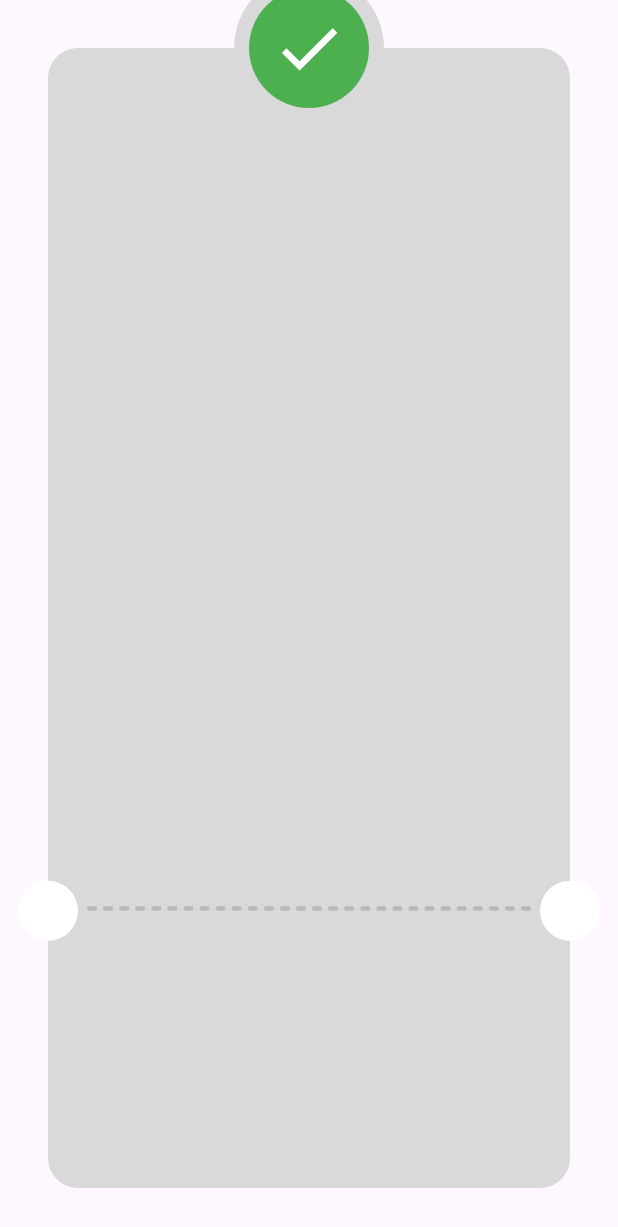
After one commit to Omar-Ashraf-69/easy_pay, a Flutter app: the ThankYouView screen opened directly, on a phone screen of 412 x 824 dp. The commit adds this screen. Shown: the top 1227 px of the screen. Run offline on Flutter 3.47's test engine with Material 3 defaults, Android fonts, the phone set to English and light mode, and no system bars; our stand-ins replace flutter_credit_card, flutter_svg.

Commit message:
built the thank you card body

```diff
--- /dev/null
+++ b/lib/features/presentation/views/thank_you_view.dart
@@ -0,0 +1,13 @@
+import 'package:easy_pay/features/presentation/views/widgets/thank_you_view_body.dart';
+import 'package:flutter/material.dart';
+
+class ThankYouView extends StatelessWidget {
+  const ThankYouView({super.key});
+
+  @override
+  Widget build(BuildContext context) {
+    return const Scaffold(
+      body: ThankYouViewBody(),
+    );
+  }
+}
--- /dev/null
+++ b/lib/features/presentation/views/widgets/custom_check_icon.dart
@@ -0,0 +1,30 @@
+
+import 'package:flutter/material.dart';
+
+class CustomCheckIcon extends StatelessWidget {
+  const CustomCheckIcon({
+    super.key,
+  });
+
+  @override
+  Widget build(BuildContext context) {
+    return const Positioned(
+      top: -50,
+      left: 0,
+      right: 0,
+      child: CircleAvatar(
+        radius: 50,
+        backgroundColor: Color(0xffd9d9d9),
+        child: CircleAvatar(
+          radius: 40,
+          backgroundColor: Colors.green,
+          child: Icon(
+            Icons.check,
+            color: Colors.white,
+            size: 50,
+          ),
+        ),
+      ),
+    );
+  }
+}
--- /dev/null
+++ b/lib/features/presentation/views/widgets/custom_dashed_line.dart
@@ -0,0 +1,34 @@
+import 'package:flutter/material.dart';
+
+class CustomDashedLine extends StatelessWidget {
+  const CustomDashedLine({
+    super.key,
+  });
+
+  @override
+  Widget build(BuildContext context) {
+    return Positioned(
+      bottom: MediaQuery.sizeOf(context).height * 0.2 + 20,
+      left: 24,
+      right: 24,
+      child: Row(
+        children: List.generate(
+          28,
+          (index) => Expanded(
+            child: Padding(
+              padding: const EdgeInsets.symmetric(horizontal: 2.0),
+              child: Container(
+                decoration: ShapeDecoration(
+                  color: const Color(0xffb8b8b8),
+                  shape: RoundedRectangleBorder(
+                      borderRadius: BorderRadius.circular(32)),
+                ),
+                height: 3,
+              ),
+            ),
+          ),
+        ),
+      ),
+    );
+  }
+}
--- a/lib/features/presentation/views/widgets/payment_details_view_body.dart
+++ b/lib/features/presentation/views/widgets/payment_details_view_body.dart
@@ -1,6 +1,7 @@
 import 'package:easy_pay/core/utils/app_images.dart';
 import 'package:easy_pay/core/widgets/custom_appbar.dart';
 import 'package:easy_pay/core/widgets/custom_button.dart';
+import 'package:easy_pay/features/presentation/views/thank_you_view.dart';
 import 'package:easy_pay/features/presentation/views/widgets/custom_credit_card.dart';
 import 'package:easy_pay/features/presentation/views/widgets/payment_methods_list.dart';
 import 'package:flutter/material.dart';
@@ -29,7 +30,9 @@ class _PaymentDetailsViewBodyState extends State<PaymentDetailsViewBody> {
         padding: const EdgeInsets.symmetric(vertical: 12.0, horizontal: 16),
         child: CustomScrollView(
           slivers: [
-            SliverToBoxAdapter(child: PaymentMethodsList(images: images),),
+            SliverToBoxAdapter(
+              child: PaymentMethodsList(images: images),
+            ),
             const SliverToBoxAdapter(
               child: SizedBox(
                 height: 12,
@@ -52,6 +55,12 @@ class _PaymentDetailsViewBodyState extends State<PaymentDetailsViewBody> {
                       if (formKey.currentState!.validate()) {
                         formKey.currentState!.save();
                       } else {
+                        Navigator.push(
+                          context,
+                          MaterialPageRoute(
+                            builder: (context) => const ThankYouView(),
+                          ),
+                        );
                         autovalidateMode = AutovalidateMode.always;
                         setState(() {});
                       }
--- /dev/null
+++ b/lib/features/presentation/views/widgets/sided_circle_avatar.dart
@@ -0,0 +1,21 @@
+import 'package:flutter/material.dart';
+
+class SidedCircleAvatar extends StatelessWidget {
+  const SidedCircleAvatar({
+    super.key,
+    required this.isRightCircle,
+  });
+  final bool isRightCircle;
+
+  @override
+  Widget build(BuildContext context) {
+    return Positioned(
+      bottom: MediaQuery.sizeOf(context).height * 0.20,
+      left: isRightCircle ? null : -20,
+      right: isRightCircle ? -20 : null,
+      child: const CircleAvatar(
+        backgroundColor: Colors.white,
+      ),
+    );
+  }
+}
--- /dev/null
+++ b/lib/features/presentation/views/widgets/thank_you_card.dart
@@ -0,0 +1,19 @@
+import 'package:flutter/material.dart';
+
+class ThankYouCard extends StatelessWidget {
+  const ThankYouCard({
+    super.key,
+  });
+
+  @override
+  Widget build(BuildContext context) {
+    return Container(
+      decoration: ShapeDecoration(
+        color: const Color(0xffd9d9d9),
+        shape: RoundedRectangleBorder(
+          borderRadius: BorderRadius.circular(20),
+        ),
+      ),
+    );
+  }
+}
--- /dev/null
+++ b/lib/features/presentation/views/widgets/thank_you_view_body.dart
@@ -0,0 +1,34 @@
+import 'package:easy_pay/features/presentation/views/widgets/custom_check_icon.dart';
+import 'package:easy_pay/features/presentation/views/widgets/custom_dashed_line.dart';
+import 'package:easy_pay/features/presentation/views/widgets/sided_circle_avatar.dart';
+import 'package:easy_pay/features/presentation/views/widgets/thank_you_card.dart';
+import 'package:flutter/material.dart';
+
+class ThankYouViewBody extends StatelessWidget {
+  const ThankYouViewBody({super.key});
+
+  @override
+  Widget build(BuildContext context) {
+    return const SafeArea(
+      child: Scaffold(
+        body: Padding(
+          padding: EdgeInsets.all(32.0),
+          child: Stack(
+            clipBehavior: Clip.none,
+            children: [
+              ThankYouCard(),
+              CustomDashedLine(),
+              SidedCircleAvatar(
+                isRightCircle: false,
+              ),
+              SidedCircleAvatar(
+                isRightCircle: true,
+              ),
+              CustomCheckIcon(),
+            ],
+          ),
+        ),
+      ),
+    );
+  }
+}
```
